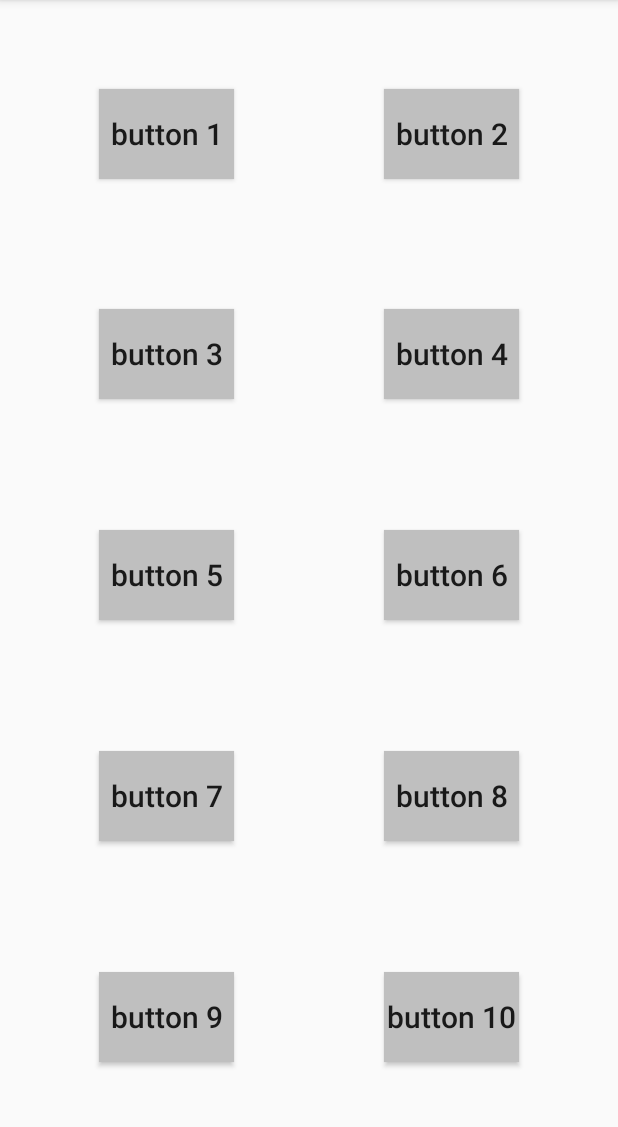
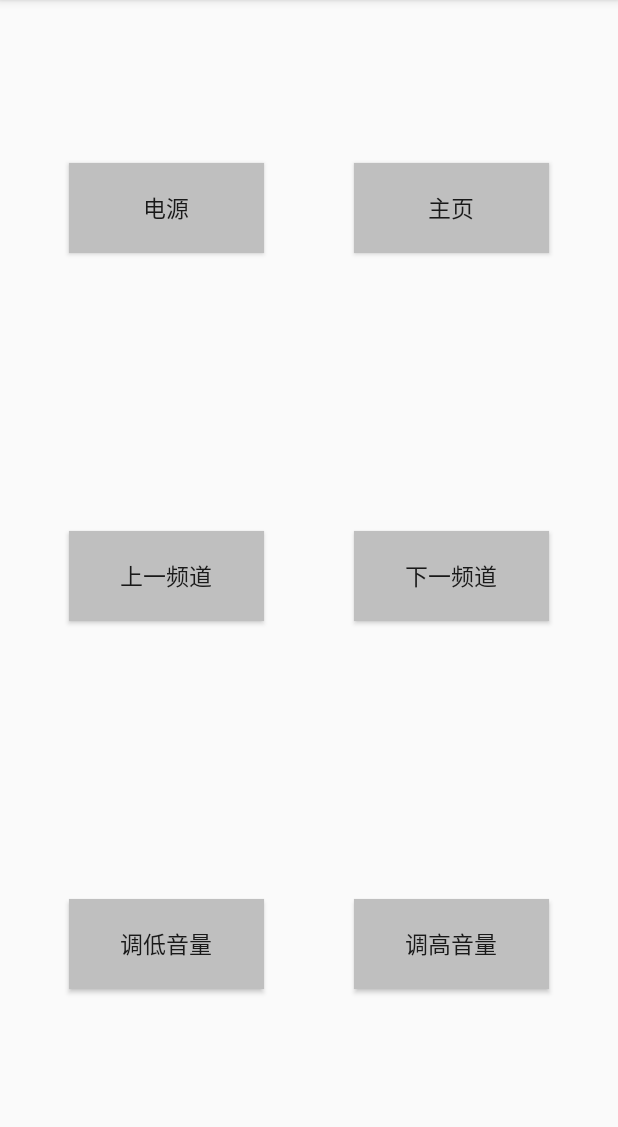
Before and after one commit to young-mu/iRemoter, an Android app: the screen it shows after launch (MainActivity), on a phone screen of 412 x 824 dp, the part 84-1211 px from its top. Run offline under Robolectric (Android 15) with nearby library versions, the phone set to English and light mode, and no system bars.

Commit message:
Adjust to 5.5 inch phone

```diff
--- a/app/src/main/AndroidManifest.xml
+++ b/app/src/main/AndroidManifest.xml
@@ -13,6 +13,7 @@
         <activity
             android:name=".MainActivity"
             android:label="@string/app_name"
+            android:screenOrientation="portrait"
             android:theme="@style/AppTheme.NoActionBar" >
             <intent-filter>
                 <action android:name="android.intent.action.MAIN" />
--- a/app/src/main/java/com/young/iremoter/MainActivity.java
+++ b/app/src/main/java/com/young/iremoter/MainActivity.java
@@ -38,12 +38,12 @@ import android.widget.Toast;
 public class MainActivity extends AppCompatActivity implements OnClickListener {
 
     private static final String TAG = "iRemoter";
-    private static final int buttonNum = 10;
+    private static final int buttonNum = 6;
     private static final String spInitButtonNames = "button_init_names";
     private static final String spNewButtonNames = "button_new_names";
     private static final String spButtonIrCodes = "button_ircodes";
 
-    private String ruffIp = "http://192.168.1.110";
+    private String ruffIp = "http://192.168.1.101";
     private String ruffPort = "3000";
     private String ruffIrRecvPath = "ir-recv";
     private String ruffIrSendPath = "ir-send";
@@ -83,10 +83,6 @@ public class MainActivity extends AppCompatActivity implements OnClickListener {
         buttonIds.add(R.id.button4);
         buttonIds.add(R.id.button5);
         buttonIds.add(R.id.button6);
-        buttonIds.add(R.id.button7);
-        buttonIds.add(R.id.button8);
-        buttonIds.add(R.id.button9);
-        buttonIds.add(R.id.button10);
         assert(buttonIds.size() == buttonNum);
 
         for (int i = 0; i < buttonIds.size(); i++) {
--- a/app/src/main/res/layout/content_main.xml
+++ b/app/src/main/res/layout/content_main.xml
@@ -22,12 +22,12 @@
         <Button
             android:id="@+id/button1"
             android:text="@string/button1"
-            android:textSize="20dp"
+            android:textSize="15dp"
             android:textAllCaps="false"
             android:gravity="center"
             android:layout_gravity="center"
-            android:layout_marginLeft="50dp"
-            android:layout_marginRight="50dp"
+            android:layout_marginLeft="30dp"
+            android:layout_marginRight="30dp"
             android:layout_width="0dp"
             android:layout_weight="1"
             android:layout_height="60dp" />
@@ -35,12 +35,12 @@
         <Button
             android:id="@+id/button2"
             android:text="@string/button2"
-            android:textSize="20dp"
+            android:textSize="15dp"
             android:textAllCaps="false"
             android:gravity="center"
             android:layout_gravity="center"
-            android:layout_marginLeft="50dp"
-            android:layout_marginRight="50dp"
+            android:layout_marginLeft="30dp"
+            android:layout_marginRight="30dp"
             android:layout_width="0dp"
             android:layout_weight="1"
             android:layout_height="60dp" />
@@ -56,12 +56,12 @@
         <Button
             android:id="@+id/button3"
             android:text="@string/button3"
-            android:textSize="20dp"
+            android:textSize="15dp"
             android:textAllCaps="false"
             android:gravity="center"
             android:layout_gravity="center"
-            android:layout_marginLeft="50dp"
-            android:layout_marginRight="50dp"
+            android:layout_marginLeft="30dp"
+            android:layout_marginRight="30dp"
             android:layout_width="0dp"
             android:layout_weight="1"
             android:layout_height="60dp" />
@@ -69,12 +69,12 @@
         <Button
             android:id="@+id/button4"
             android:text="@string/button4"
-            android:textSize="20dp"
+            android:textSize="15dp"
             android:textAllCaps="false"
             android:gravity="center"
             android:layout_gravity="center"
-            android:layout_marginLeft="50dp"
-            android:layout_marginRight="50dp"
+            android:layout_marginLeft="30dp"
+            android:layout_marginRight="30dp"
             android:layout_width="0dp"
             android:layout_weight="1"
             android:layout_height="60dp" />
@@ -90,12 +90,12 @@
         <Button
             android:id="@+id/button5"
             android:text="@string/button5"
-            android:textSize="20dp"
+            android:textSize="15dp"
             android:textAllCaps="false"
             android:gravity="center"
             android:layout_gravity="center"
-            android:layout_marginLeft="50dp"
-            android:layout_marginRight="50dp"
+            android:layout_marginLeft="30dp"
+            android:layout_marginRight="30dp"
             android:layout_width="0dp"
             android:layout_weight="1"
             android:layout_height="60dp" />
@@ -103,80 +103,12 @@
         <Button
             android:id="@+id/button6"
             android:text="@string/button6"
-            android:textSize="20dp"
+            android:textSize="15dp"
             android:textAllCaps="false"
             android:gravity="center"
             android:layout_gravity="center"
-            android:layout_marginLeft="50dp"
-            android:layout_marginRight="50dp"
-            android:layout_width="0dp"
-            android:layout_weight="1"
-            android:layout_height="60dp" />
-
-    </LinearLayout>
-
-    <LinearLayout
-        android:orientation="horizontal"
-        android:layout_height="0dp"
-        android:layout_weight="1"
-        android:layout_width="match_parent">
-
-        <Button
-            android:id="@+id/button7"
-            android:text="@string/button7"
-            android:textSize="20dp"
-            android:textAllCaps="false"
-            android:gravity="center"
-            android:layout_gravity="center"
-            android:layout_marginLeft="50dp"
-            android:layout_marginRight="50dp"
-            android:layout_width="0dp"
-            android:layout_weight="1"
-            android:layout_height="60dp" />
-
-        <Button
-            android:id="@+id/button8"
-            android:text="@string/button8"
-            android:textSize="20dp"
-            android:textAllCaps="false"
-            android:gravity="center"
-            android:layout_gravity="center"
-            android:layout_marginLeft="50dp"
-            android:layout_marginRight="50dp"
-            android:layout_width="0dp"
-            android:layout_weight="1"
-            android:layout_height="60dp" />
-
-    </LinearLayout>
-
-    <LinearLayout
-        android:orientation="horizontal"
-        android:layout_height="0dp"
-        android:layout_weight="1"
-        android:layout_width="match_parent">
-
-        <Button
-            android:id="@+id/button9"
-            android:text="@string/button9"
-            android:textSize="20dp"
-            android:textAllCaps="false"
-            android:gravity="center"
-            android:layout_gravity="center"
-            android:layout_marginLeft="50dp"
-            android:layout_marginRight="50dp"
-            android:layout_width="0dp"
-            android:layout_weight="1"
-            android:layout_height="60dp" />
-
-        <Button
-            android:id="@+id/button10"
-            android:text="@string/button10"
-            android:textSize="20dp"
-            android:textAllCaps="false"
-            android:gravity="center"
-            android:layout_gravity="center"
-            android:layout_marginLeft="50dp"
-            android:layout_marginRight="50dp"
+            android:layout_marginLeft="30dp"
+            android:layout_marginRight="30dp"
             android:layout_width="0dp"
             android:layout_weight="1"
             android:layout_height="60dp" />
--- a/app/src/main/res/values/strings.xml
+++ b/app/src/main/res/values/strings.xml
@@ -6,14 +6,10 @@
     <string name="settings_start_rename">开始命名</string>
     <string name="settings_end_rename">结束命名</string>
     <string name="settings_clean_rename">清除命名</string>
-    <string name="button1">button 1</string>
-    <string name="button2">button 2</string>
-    <string name="button3">button 3</string>
-    <string name="button4">button 4</string>
-    <string name="button5">button 5</string>
-    <string name="button6">button 6</string>
-    <string name="button7">button 7</string>
-    <string name="button8">button 8</string>
-    <string name="button9">button 9</string>
-    <string name="button10">button 10</string>
+    <string name="button1">电源</string>
+    <string name="button2">主页</string>
+    <string name="button3">上一频道</string>
+    <string name="button4">下一频道</string>
+    <string name="button5">调低音量</string>
+    <string name="button6">调高音量</string>
 </resources>
```
